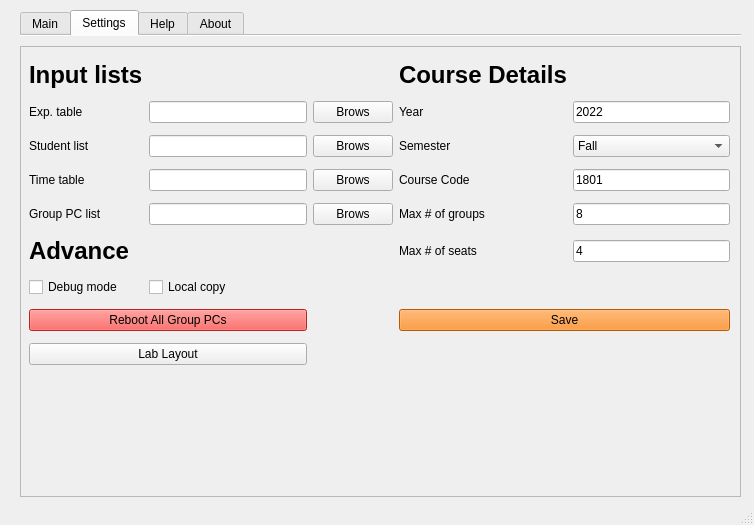
Qt form YorkULabSeating.ui (tdgskinner/yorku-phys-lab-seating) before a commit.
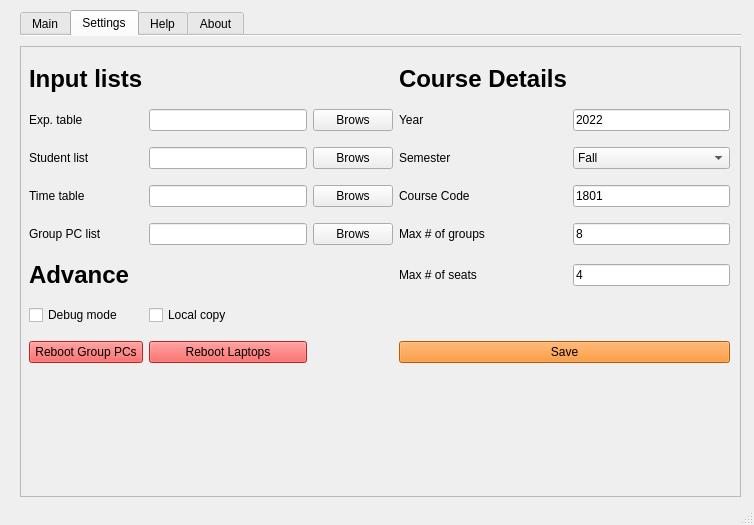
The same form after that commit. The open tabs and pages were chosen to show the change. Icons and pictures are not drawn.

Commit message: dara dir moved out and layout populated

What changed in the file:
```diff
--- a/YorkULabSeating.ui
+++ b/YorkULabSeating.ui
@@ -242,6 +242,13 @@
           </property>
          </widget>
         </item>
+        <item row="5" column="5">
+         <widget class="QPushButton" name="pushButton_labLayout">
+          <property name="text">
+           <string>Lab Layout</string>
+          </property>
+         </widget>
+        </item>
        </layout>
       </widget>
       <widget class="QLabel" name="label_2">
@@ -366,27 +373,6 @@
           </property>
          </widget>
         </item>
-        <item row="8" column="0" colspan="2">
-         <widget class="QPushButton" name="pushButton_rebootPCs">
-          <property name="sizePolicy">
-           <sizepolicy hsizetype="Preferred" vsizetype="Fixed">
-            <horstretch>0</horstretch>
-            <verstretch>0</verstretch>
-           </sizepolicy>
-          </property>
-          <property name="font">
-           <font>
-            <family>Arial</family>
-           </font>
-          </property>
-          <property name="styleSheet">
-           <string notr="true">background-color: rgb(252, 53, 48);</string>
-          </property>
-          <property name="text">
-           <string>Reboot All Group PCs</string>
-          </property>
-         </widget>
-        </item>
         <item row="3" column="2">
          <widget class="QPushButton" name="pushButton_time_brows">
           <property name="text">
@@ -660,10 +646,45 @@
           </property>
          </widget>
         </item>
-        <item row="9" column="0" colspan="2">
-         <widget class="QPushButton" name="pushButton_labLayout">
+        <item row="8" column="0">
+         <widget class="QPushButton" name="pushButton_rebootPCs">
+          <property name="sizePolicy">
+           <sizepolicy hsizetype="Preferred" vsizetype="Fixed">
+            <horstretch>0</horstretch>
+            <verstretch>0</verstretch>
+           </sizepolicy>
+          </property>
+          <property name="font">
+           <font>
+            <family>Arial</family>
+           </font>
+          </property>
+          <property name="styleSheet">
+           <string notr="true">background-color: rgb(252, 53, 48);</string>
+          </property>
           <property name="text">
-           <string>Lab Layout</string>
+           <string>Reboot Group PCs</string>
+          </property>
+         </widget>
+        </item>
+        <item row="8" column="1">
+         <widget class="QPushButton" name="pushButton_rebootLaptops">
+          <property name="sizePolicy">
+           <sizepolicy hsizetype="Preferred" vsizetype="Fixed">
+            <horstretch>0</horstretch>
+            <verstretch>0</verstretch>
+           </sizepolicy>
+          </property>
+          <property name="font">
+           <font>
+            <family>Arial</family>
+           </font>
+          </property>
+          <property name="styleSheet">
+           <string notr="true">background-color: rgb(252, 53, 48);</string>
+          </property>
+          <property name="text">
+           <string>Reboot Laptops</string>
           </property>
          </widget>
         </item>
```
Left out of the diff: 158 changed lines with no effect on the pictures. The commit also changes 102 other files.
